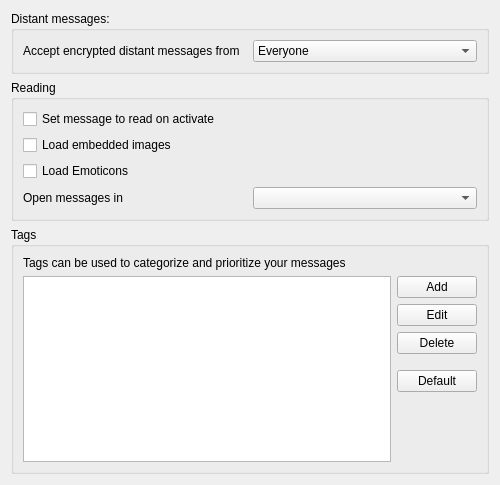
This is retroshare-gui/src/gui/settings/MessagePage.ui in RetroShare/RetroShare as Qt 5 draws it before an edit. The edited form follows.
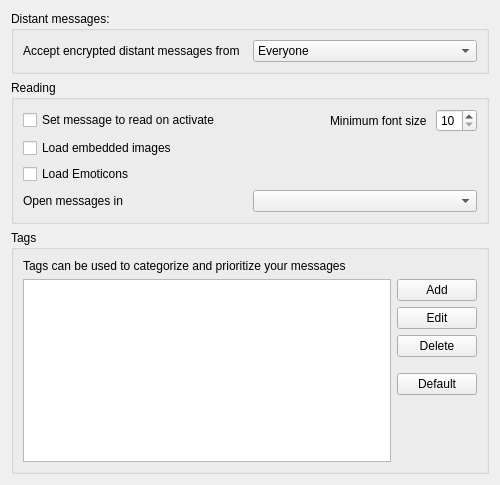
This is the edited form. Custom widgets are drawn as their Qt base class.

Commit message: Added for Composer fonts settings

What changed in the file:
```diff
--- a/retroshare-gui/src/gui/settings/MessagePage.ui
+++ b/retroshare-gui/src/gui/settings/MessagePage.ui
@@ -16,8 +16,8 @@
     <verstretch>0</verstretch>
    </sizepolicy>
   </property>
-  <layout class="QVBoxLayout" name="verticalLayout">
-   <item>
+  <layout class="QGridLayout" name="gridLayout_4">
+   <item row="0" column="0">
     <widget class="QGroupBox" name="groupBox_3">
      <property name="title">
       <string>Distant messages:</string>
@@ -52,7 +52,7 @@
      </layout>
     </widget>
    </item>
-   <item>
+   <item row="1" column="0">
     <widget class="QGroupBox" name="groupBox">
      <property name="title">
       <string>Reading</string>
@@ -65,17 +65,37 @@
         </property>
        </widget>
       </item>
-      <item row="3" column="0">
-       <layout class="QHBoxLayout" name="horizontalLayout">
+      <item row="0" column="1">
+       <layout class="QHBoxLayout" name="minimumFontSizeHLayout">
         <item>
-         <widget class="QLabel" name="openLabel">
+         <spacer name="horizontalSpacer">
+          <property name="orientation">
+           <enum>Qt::Horizontal</enum>
+          </property>
+          <property name="sizeHint" stdset="0">
+           <size>
+            <width>40</width>
+            <height>20</height>
+           </size>
+          </property>
+         </spacer>
+        </item>
+        <item>
+         <widget class="QLabel" name="minimumFontSizeLabel">
           <property name="text">
-           <string>Open messages in</string>
+           <string>Minimum font size </string>
           </property>
          </widget>
         </item>
         <item>
-         <widget class="RSComboBox" name="openComboBox"/>
+         <widget class="QSpinBox" name="minimumFontSize_SB">
+          <property name="minimum">
+           <number>10</number>
+          </property>
+          <property name="maximum">
+           <number>64</number>
+          </property>
+         </widget>
         </item>
        </layout>
       </item>
@@ -93,10 +113,24 @@
         </property>
        </widget>
       </item>
+      <item row="3" column="0" colspan="2">
+       <layout class="QHBoxLayout" name="horizontalLayout">
+        <item>
+         <widget class="QLabel" name="openLabel">
+          <property name="text">
+           <string>Open messages in</string>
+          </property>
+         </widget>
+        </item>
+        <item>
+         <widget class="RSComboBox" name="openComboBox"/>
+        </item>
+       </layout>
+      </item>
      </layout>
     </widget>
    </item>
-   <item>
+   <item row="2" column="0">
     <widget class="QGroupBox" name="groupBox_2">
      <property name="title">
       <string>Tags</string>
```
The commit also changes 4 other files.
